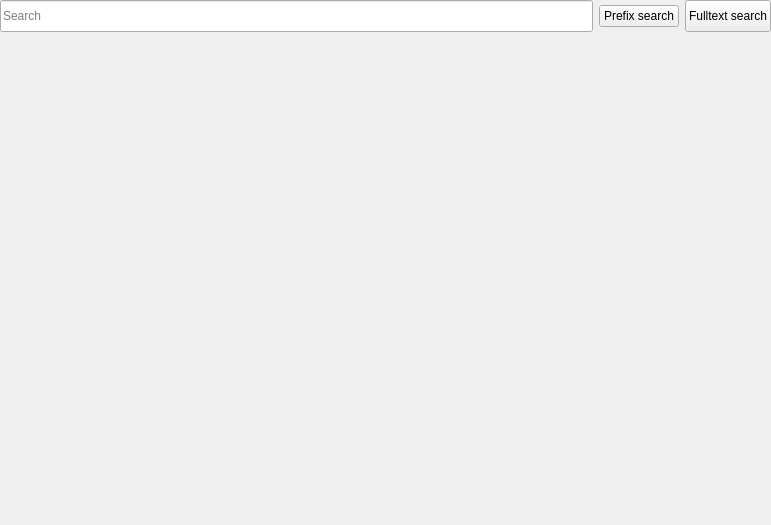
The window that viur_admin/ui/list.ui (viur-framework/viur-admin) describes before a commit, drawn with Qt 5.
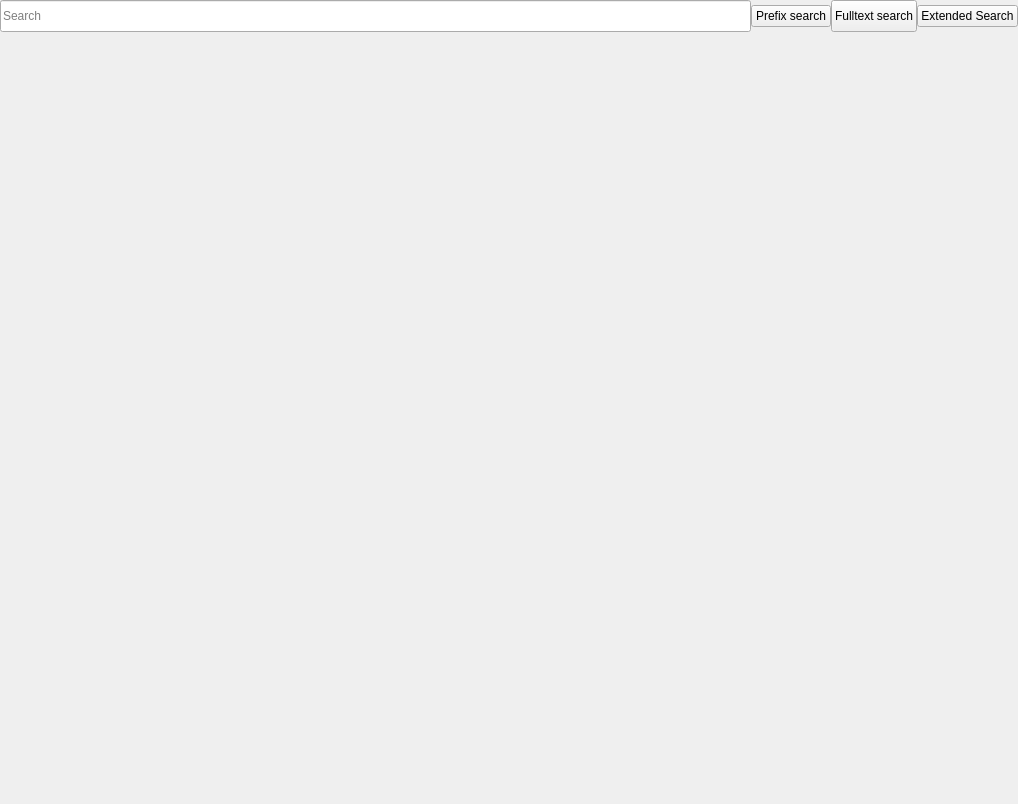
The same window after the commit. Icons and pictures are not drawn.

Commit message: * new feature extended search plugins like in vi - just widget mockups for now * cleaned up mainwindow for more space for content * fixes for subview * and more small improvements

```diff
--- a/viur_admin/ui/list.ui
+++ b/viur_admin/ui/list.ui
@@ -6,14 +6,17 @@
    <rect>
     <x>0</x>
     <y>0</y>
-    <width>771</width>
-    <height>525</height>
+    <width>1018</width>
+    <height>804</height>
    </rect>
   </property>
   <property name="windowTitle">
    <string>Form</string>
   </property>
   <layout class="QVBoxLayout" name="verticalLayout">
+   <property name="spacing">
+    <number>0</number>
+   </property>
    <property name="leftMargin">
     <number>0</number>
    </property>
@@ -44,6 +47,9 @@
    </item>
    <item>
     <layout class="QHBoxLayout" name="layoutToolBar">
+     <property name="spacing">
+      <number>0</number>
+     </property>
      <item>
       <widget class="QLineEdit" name="editSearch">
        <property name="minimumSize">
@@ -88,10 +94,75 @@
        </property>
       </widget>
      </item>
+     <item>
+      <widget class="QPushButton" name="extendedSearchBTN">
+       <property name="text">
+        <string>Extended Search</string>
+       </property>
+       <property name="icon">
+        <iconset>
+         <normaloff>:icons/actions/search.svg</normaloff>:icons/actions/search.svg</iconset>
+       </property>
+       <property name="checkable">
+        <bool>true</bool>
+       </property>
+      </widget>
+     </item>
     </layout>
    </item>
    <item>
-    <widget class="QWidget" name="tableWidget" native="true"/>
+    <layout class="QHBoxLayout" name="tableAreaLayout">
+     <item>
+      <widget class="QWidget" name="tableWidget" native="true">
+       <property name="sizePolicy">
+        <sizepolicy hsizetype="Expanding" vsizetype="Expanding">
+         <horstretch>0</horstretch>
+         <verstretch>0</verstretch>
+        </sizepolicy>
+       </property>
+      </widget>
+     </item>
+     <item>
+      <widget class="QWidget" name="extendedSearchArea" native="true">
+       <property name="sizePolicy">
+        <sizepolicy hsizetype="Preferred" vsizetype="Preferred">
+         <horstretch>0</horstretch>
+         <verstretch>0</verstretch>
+        </sizepolicy>
+       </property>
+       <layout class="QVBoxLayout" name="extendedSearchLayout">
+        <property name="spacing">
+         <number>0</number>
+        </property>
+        <property name="leftMargin">
+         <number>0</number>
+        </property>
+        <property name="topMargin">
+         <number>0</number>
+        </property>
+        <property name="rightMargin">
+         <number>0</number>
+        </property>
+        <property name="bottomMargin">
+         <number>0</number>
+        </property>
+        <item>
+         <spacer name="verticalSpacer">
+          <property name="orientation">
+           <enum>Qt::Vertical</enum>
+          </property>
+          <property name="sizeHint" stdset="0">
+           <size>
+            <width>20</width>
+            <height>40</height>
+           </size>
+          </property>
+         </spacer>
+        </item>
+       </layout>
+      </widget>
+     </item>
+    </layout>
    </item>
   </layout>
  </widget>
```
Left out of the diff: 9 changed lines with no effect on the pictures. The commit also changes 27 other files.
